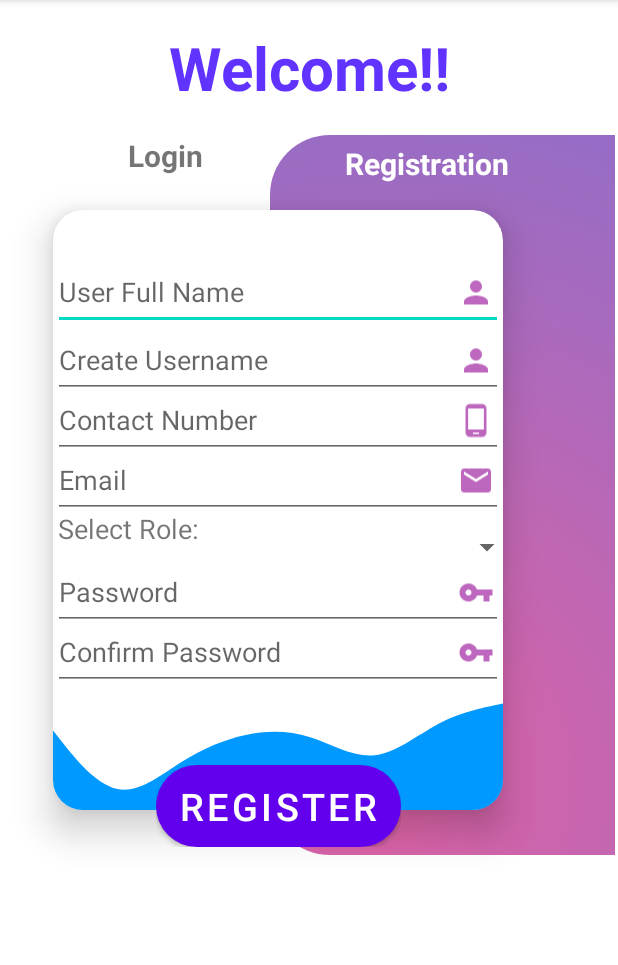
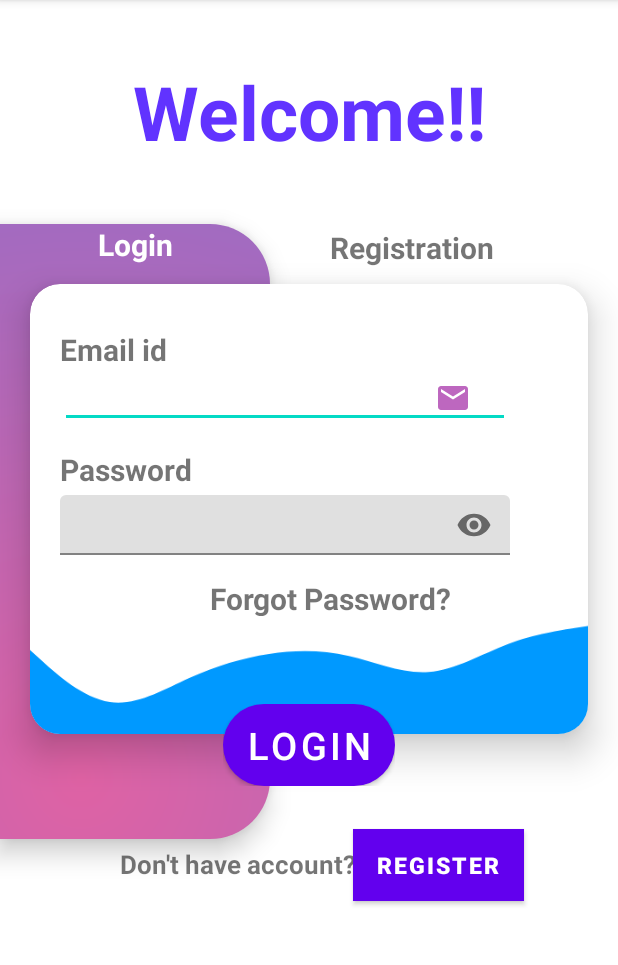
Before and after one commit to jinal-sojitra/Secure-Data-Sharing-in-Organization, an Android app: the screen it shows after launch (MainActivity before the commit, LoginActivity after it), after a tap on "Login", on a phone screen of 412 x 824 dp, the part 84-1049 px from its top. Run offline under Robolectric (Android 15) with nearby library versions, the phone set to English and light mode, and no system bars.

Commit message:
Login Activity Design(activity_main.xml) has opened successfully!!

```diff
--- a/app/src/main/AndroidManifest.xml
+++ b/app/src/main/AndroidManifest.xml
@@ -3,14 +3,15 @@
     package="com.jinal.securedatasharing">
 
     <application
-
         android:allowBackup="true"
         android:icon="@mipmap/ic_launcher"
         android:label="@string/app_name"
         android:roundIcon="@mipmap/ic_launcher_round"
         android:supportsRtl="true"
         android:theme="@style/Theme.SecureDataSharing">
-        <activity android:name=".MainActivity"
+        <activity android:name=".LoginActivity" />
+        <activity
+            android:name=".MainActivity"
             android:exported="true">
             <intent-filter>
                 <action android:name="android.intent.action.MAIN" />
--- /dev/null
+++ b/app/src/main/java/com/jinal/securedatasharing/LoginActivity.kt
@@ -0,0 +1,11 @@
+package com.jinal.securedatasharing
+
+import androidx.appcompat.app.AppCompatActivity
+import android.os.Bundle
+
+class LoginActivity : AppCompatActivity() {
+    override fun onCreate(savedInstanceState: Bundle?) {
+        super.onCreate(savedInstanceState)
+        setContentView(R.layout.activity_login)
+    }
+}
--- a/app/src/main/java/com/jinal/securedatasharing/MainActivity.kt
+++ b/app/src/main/java/com/jinal/securedatasharing/MainActivity.kt
@@ -1,11 +1,21 @@
 package com.jinal.securedatasharing
 
+import android.annotation.SuppressLint
+import android.content.Intent
 import androidx.appcompat.app.AppCompatActivity
 import android.os.Bundle
+import android.view.View
+import android.widget.*
 
 class MainActivity : AppCompatActivity() {
     override fun onCreate(savedInstanceState: Bundle?) {
         super.onCreate(savedInstanceState)
         setContentView(R.layout.activity_main)
+        val login_text = findViewById<TextView>(R.id.tv_login)
+        login_text.setOnClickListener {
+            val intent = Intent(this@MainActivity, LoginActivity::class.java)
+            startActivity(intent)
+
+        }
     }
 }
--- /dev/null
+++ b/app/src/main/res/layout/activity_login.xml
@@ -0,0 +1,202 @@
+<?xml version="1.0" encoding="utf-8"?>
+<androidx.constraintlayout.widget.ConstraintLayout xmlns:android="http://schemas.android.com/apk/res/android"
+    xmlns:app="http://schemas.android.com/apk/res-auto"
+    xmlns:tools="http://schemas.android.com/tools"
+    android:layout_width="match_parent"
+    android:layout_height="match_parent"
+    tools:context=".LoginActivity">
+
+    <TextView
+        android:id="@+id/tv1"
+        android:layout_width="405dp"
+        android:layout_height="149dp"
+        android:gravity="center"
+        android:text="Welcome!!"
+        android:textColor="#6133FF"
+        android:textSize="50sp"
+        android:textStyle="bold"
+        app:layout_constraintEnd_toEndOf="parent"
+        app:layout_constraintStart_toStartOf="parent"
+        app:layout_constraintTop_toTopOf="parent" />
+
+    <View
+        android:id="@+id/viewleft"
+        android:layout_width="180dp"
+        android:layout_height="410dp"
+        app:layout_constraintTop_toBottomOf="@id/tv1"
+        app:layout_constraintStart_toStartOf="parent"
+        android:elevation="10dp"
+        android:background="@drawable/left_rectangle"
+        />
+
+
+
+    <TextView
+        android:elevation="15dp"
+        android:layout_width="wrap_content"
+        android:layout_height="wrap_content"
+        android:text="Login"
+        android:textColor="#ffffff"
+        android:textSize="20sp"
+        android:textStyle="bold"
+        app:layout_constraintTop_toTopOf="@id/viewleft"
+        app:layout_constraintStart_toStartOf="@id/viewleft"
+        app:layout_constraintEnd_toEndOf="@id/viewleft"
+        />
+
+    <LinearLayout
+        app:layout_constraintTop_toTopOf="@id/cardview"
+        app:layout_constraintStart_toStartOf="@id/cardview"
+        app:layout_constraintEnd_toEndOf="@id/cardview"
+        android:layout_marginTop="280dp"
+        android:elevation="20dp"
+        android:layout_width="wrap_content"
+        android:layout_height="wrap_content">
+        <Button
+            android:id="@+id/Login"
+            android:layout_width="wrap_content"
+            android:layout_height="wrap_content"
+            android:background="@drawable/button_shape"
+            android:text="LOGIN"
+
+            android:elevation="15dp"
+            android:textColor="#ffffff"
+            android:textSize="25sp" />
+    </LinearLayout>
+
+    <androidx.cardview.widget.CardView
+        android:id="@+id/cardview"
+        android:layout_width="match_parent"
+        android:layout_height="300dp"
+        android:layout_marginStart="20dp"
+        android:layout_marginLeft="20dp"
+        android:layout_marginTop="40dp"
+        android:layout_marginRight="20dp"
+        android:layout_marginEnd="20dp"
+        android:foregroundGravity="center"
+        app:cardCornerRadius="20dp"
+        app:cardElevation="15dp"
+        app:layout_constraintStart_toStartOf="parent"
+        app:layout_constraintTop_toBottomOf="@id/tv1">
+
+        <TextView
+            android:id="@+id/email"
+            android:layout_width="300dp"
+            android:layout_height="25dp"
+            android:layout_marginLeft="20dp"
+            android:layout_marginTop="30dp"
+            android:text="Email id "
+            android:textSize="20dp"
+            android:textStyle="bold" />
+        <EditText
+            android:id="@+id/email_EditText"
+            android:layout_width="300dp"
+            android:layout_height="40dp"
+            android:layout_marginLeft="20dp"
+            android:layout_marginTop="56dp"
+            android:layout_marginRight="0dp" />
+
+        <ImageView
+            android:layout_width="wrap_content"
+            android:layout_height="40dp"
+            android:layout_marginLeft="270dp"
+            android:layout_marginTop="56dp"
+            android:src="@drawable/ic_baseline_mail_24" />
+
+        <TextView
+            android:layout_width="300dp"
+            android:layout_height="25dp"
+            android:layout_marginLeft="20dp"
+            android:layout_marginTop="110dp"
+            android:text="Password"
+            android:textSize="20dp"
+            android:textStyle="bold" />
+
+
+        <com.google.android.material.textfield.TextInputLayout
+            android:id="@+id/password_EditText"
+
+            android:layout_width="match_parent"
+            android:layout_height="wrap_content"
+            android:layout_marginLeft="0dp"
+            android:layout_marginTop="125dp"
+            android:layout_marginRight="0dp"
+            app:passwordToggleEnabled="true"
+            app:errorEnabled="true"
+            >
+
+            <com.google.android.material.textfield.TextInputEditText
+                android:id="@+id/lg_pwd"
+                android:layout_marginTop="15dp"
+                android:layout_width="300dp"
+                android:layout_height="40dp"
+                android:layout_marginLeft="20dp"
+
+                android:inputType="textPassword"
+                android:imeOptions="actionSend"/>
+        </com.google.android.material.textfield.TextInputLayout>
+
+        <TextView
+            android:layout_width="190dp"
+            android:layout_height="25dp"
+            android:layout_marginLeft="120dp"
+            android:layout_marginTop="196dp"
+            android:background="#ffffff"
+            android:text="Forgot Password?"
+            android:textSize="20dp"
+            android:textStyle="bold" />
+
+        <View
+            android:layout_width="match_parent"
+            android:layout_height="80dp"
+            android:layout_marginTop="220dp"
+            android:background="@drawable/ic_wave__1_">
+
+        </View>
+
+    </androidx.cardview.widget.CardView>
+    <LinearLayout
+        android:layout_width="match_parent"
+        android:layout_height="match_parent"
+        android:layout_marginLeft="0dp"
+        android:orientation="vertical"
+        android:layout_marginTop="150dp"
+        android:layout_marginBottom="0dp"
+        >
+        <TextView
+            android:id="@+id/tv_signup"
+            android:layout_width="wrap_content"
+            android:layout_height="wrap_content"
+            android:text="Registration"
+            android:textStyle="bold"
+            android:layout_marginLeft="220dp"
+            android:layout_marginTop="1dp"
+            android:textSize="20sp"
+            android:clickable="true"
+
+
+            />
+        <TextView
+            android:layout_width="wrap_content"
+            android:layout_height="wrap_content"
+            android:text="Don't have account?"
+            android:layout_marginTop="385dp"
+            android:layout_marginLeft="80dp"
+            android:textStyle="bold"
+            android:textSize="17sp"/>
+        <Button
+            android:id="@+id/signup"
+            android:layout_width="wrap_content"
+            android:layout_height="wrap_content"
+            android:text="Register"
+            android:layout_marginLeft="235dp"
+            android:layout_marginTop="-35.5dp"
+            android:textStyle="bold"
+            android:background="#ffffff"
+            android:textColor="#ffffff"
+            android:textSize="15sp"/>
+
+    </LinearLayout>
+
+
+</androidx.constraintlayout.widget.ConstraintLayout>
```
